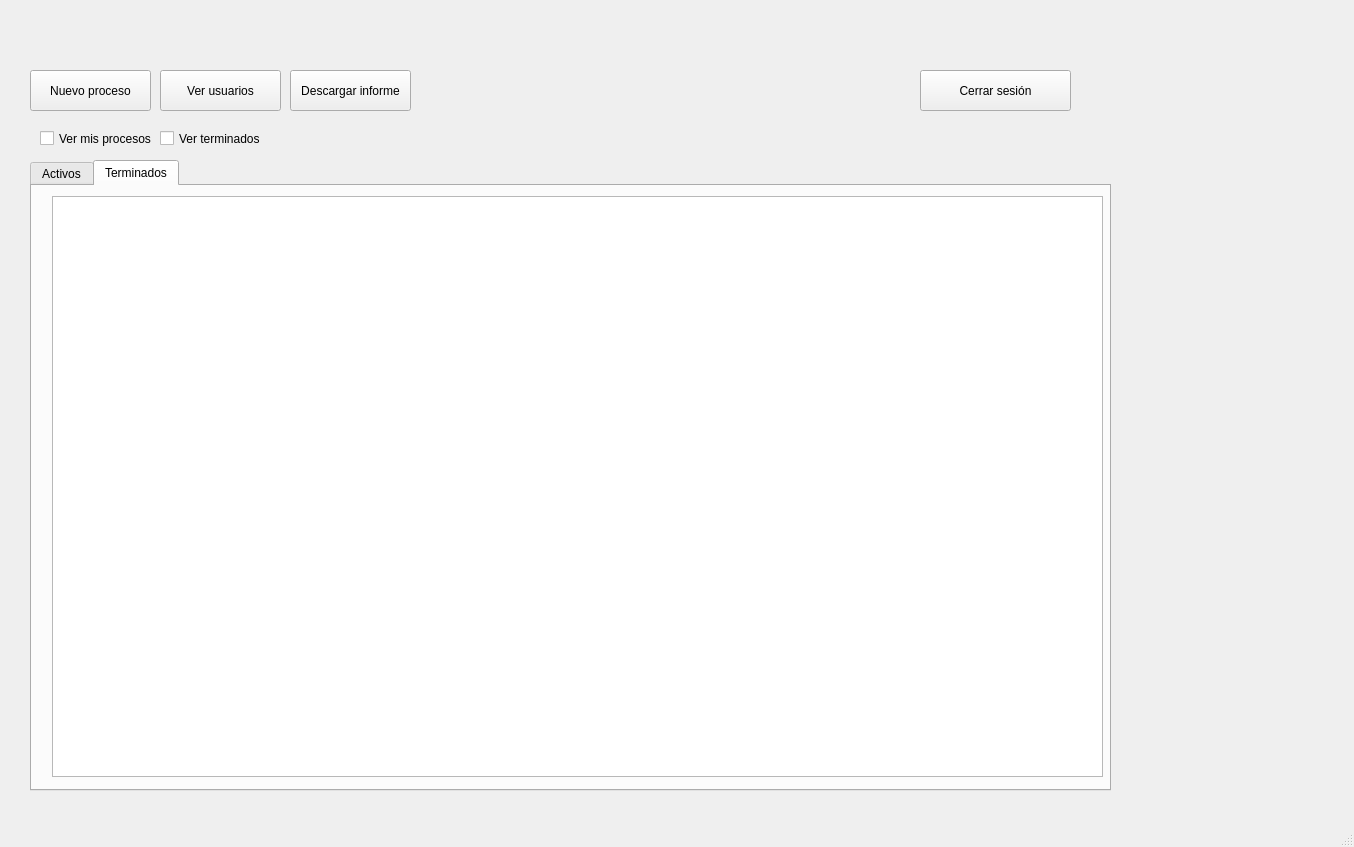
Qt form gui/views/home.ui (maristizabalo/JuriDEP) before a commit.
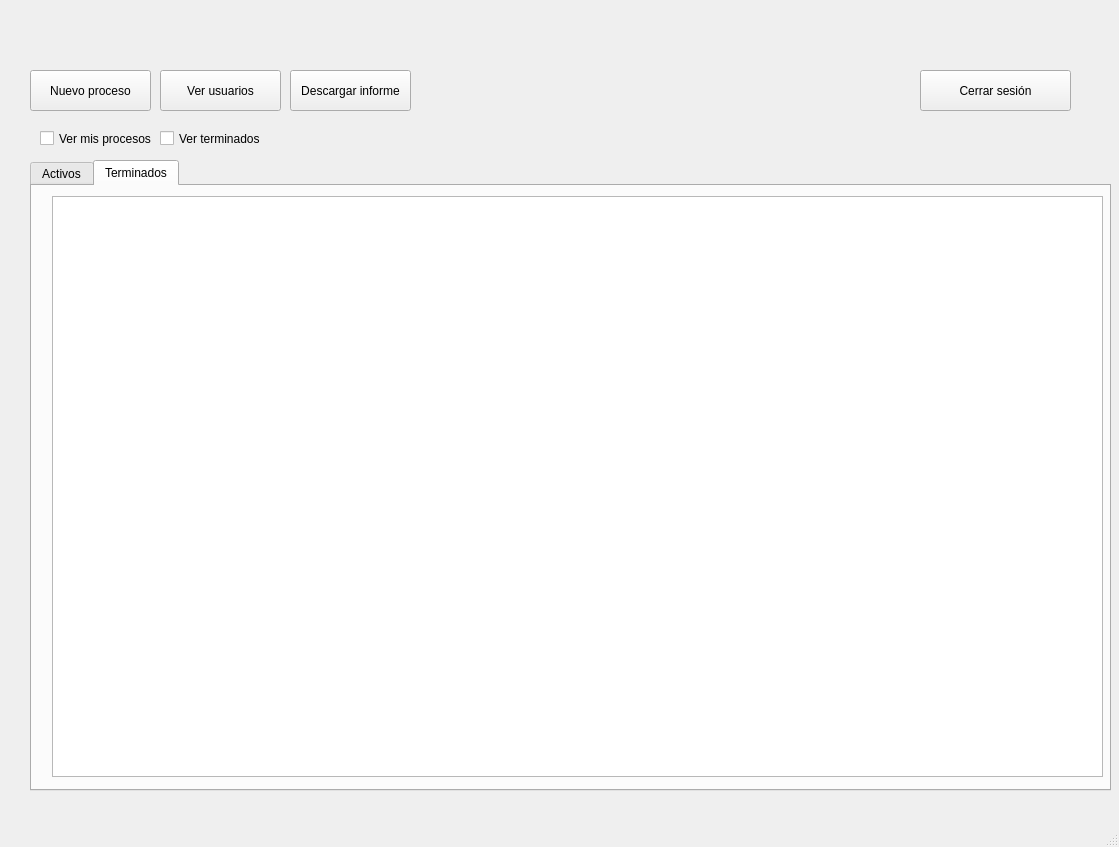
The same form after that commit.

Commit message: Modificacion de ui's

What changed in the file:
```diff
--- a/gui/views/home.ui
+++ b/gui/views/home.ui
@@ -6,7 +6,7 @@
    <rect>
     <x>0</x>
     <y>0</y>
-    <width>1354</width>
+    <width>1119</width>
     <height>847</height>
    </rect>
   </property>
```
Left out of the diff: 2 changed lines with no effect on the pictures. The commit also changes 1 other file.
